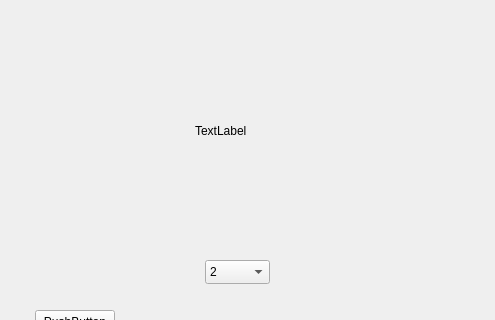
The window that mainwindow.ui (Aqvarel/Hy_u_DepbMo) describes before a commit, drawn with Qt 5; both pictures show x 305 to 800 and y 0 to 320 of the 800 by 600 pixel window.
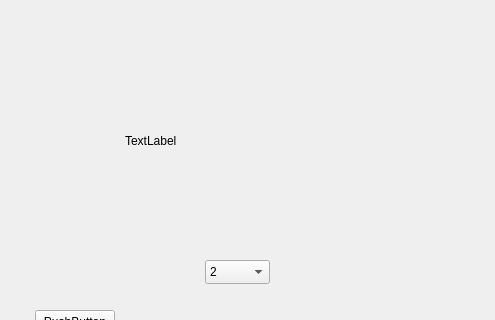
The same window after the commit.

```diff
--- a/mainwindow.ui
+++ b/mainwindow.ui
@@ -90,9 +90,9 @@
    <widget class="QLabel" name="toBase">
     <property name="geometry">
      <rect>
-      <x>500</x>
-      <y>120</y>
-      <width>71</width>
+      <x>430</x>
+      <y>130</y>
+      <width>231</width>
       <height>21</height>
      </rect>
     </property>
```
